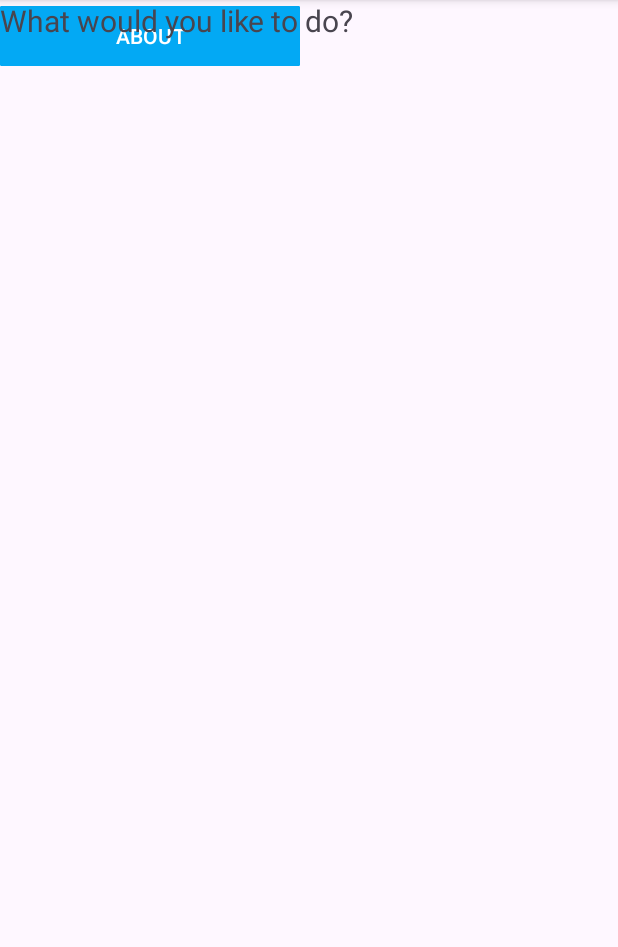
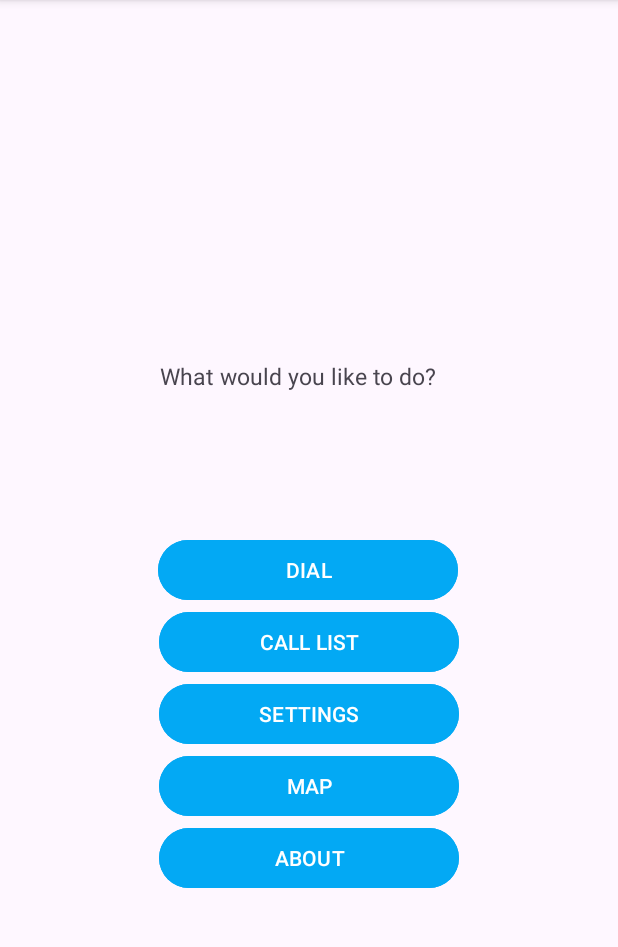
Before and after one commit to anvbackman/Programvaruteknik-DT031G-Labs, an Android app: the screen it shows after launch (MainActivity), on a phone screen of 412 x 824 dp, the part 96-1043 px from its top. Run offline under Robolectric (Android 15) with nearby library versions, the light colour scheme and no system bars.

Commit message:
Design progress3

```diff
--- a/app/src/main/res/layout-land/activity_main.xml
+++ b/app/src/main/res/layout-land/activity_main.xml
@@ -1,5 +1,5 @@
 <?xml version="1.0" encoding="utf-8"?>
-<RelativeLayout xmlns:android="http://schemas.android.com/apk/res/android"
+<androidx.constraintlayout.widget.ConstraintLayout xmlns:android="http://schemas.android.com/apk/res/android"
     xmlns:app="http://schemas.android.com/apk/res-auto"
     xmlns:tools="http://schemas.android.com/tools"
     android:id="@+id/MAIN"
@@ -19,86 +19,71 @@
 
     <Button
         android:id="@+id/DIAL"
-        android:layout_width="0dp"
+        android:layout_width="200dp"
         android:layout_height="wrap_content"
-        android:layout_alignParentStart="true"
-        android:layout_alignParentEnd="true"
-        android:layout_alignParentBottom="true"
-        android:layout_marginStart="130dp"
-        android:layout_marginEnd="415dp"
-        android:layout_marginBottom="165dp"
-        android:backgroundTint="#03A9F4"
+        android:backgroundTint="@color/action_bar"
         android:text="DIAL"
-        app:cornerRadius="2dp" />
+        app:layout_constraintBottom_toBottomOf="parent"
+        app:layout_constraintEnd_toEndOf="parent"
+        app:layout_constraintHorizontal_bias="0.31"
+        app:layout_constraintStart_toStartOf="parent"
+        app:layout_constraintTop_toTopOf="parent"
+        app:layout_constraintVertical_bias="0.501" />
 
     <Button
         android:id="@+id/CALL_LIST"
-        android:layout_width="0dp"
+        android:layout_width="200dp"
         android:layout_height="wrap_content"
-        android:layout_alignParentStart="true"
-        android:layout_alignParentEnd="true"
-        android:layout_alignParentBottom="true"
-        android:layout_marginEnd="130dp"
-        android:layout_marginStart="415dp"
-        android:layout_marginBottom="165dp"
-        android:backgroundTint="#03A9F4"
         android:text="CALL LIST"
-        app:cornerRadius="2dp" />
+        android:backgroundTint="@color/action_bar"
+        app:layout_constraintTop_toTopOf="@+id/DIAL"
+        app:layout_constraintEnd_toEndOf="parent"
+        app:layout_constraintStart_toEndOf="@id/DIAL" />
 
     <Button
         android:id="@+id/SETTINGS"
-        android:layout_width="0dp"
+        android:layout_width="200dp"
         android:layout_height="wrap_content"
-        android:layout_alignParentStart="true"
-        android:layout_alignParentEnd="true"
-        android:layout_alignParentBottom="true"
-        android:layout_marginStart="130dp"
-        android:layout_marginEnd="415dp"
-        android:layout_marginBottom="100dp"
-        app:cornerRadius="2dp"
-        android:backgroundTint="#03A9F4"
-        android:text="SETTINGS" />
+        android:backgroundTint="@color/action_bar"
+        android:text="SETTINGS"
+        app:layout_constraintEnd_toEndOf="parent"
+        app:layout_constraintHorizontal_bias="0.31"
+        app:layout_constraintStart_toStartOf="parent"
+        app:layout_constraintTop_toBottomOf="@+id/CALL_LIST" />
 
     <Button
         android:id="@+id/MAP"
-        android:layout_width="0dp"
+        android:layout_width="200dp"
         android:layout_height="wrap_content"
-        android:layout_alignParentStart="true"
-        android:layout_alignParentEnd="true"
-        android:layout_alignParentBottom="true"
-        android:layout_marginEnd="130dp"
-        android:layout_marginStart="415dp"
-        android:layout_marginBottom="100dp"
-        app:cornerRadius="2dp"
-        android:backgroundTint="#03A9F4"
-        android:text="MAP" />
+        android:backgroundTint="@color/action_bar"
+        android:text="MAP"
+        app:layout_constraintEnd_toEndOf="@id/CALL_LIST"
+        app:layout_constraintHorizontal_bias="0.546"
+        app:layout_constraintStart_toStartOf="@id/CALL_LIST"
+        app:layout_constraintTop_toBottomOf="@+id/CALL_LIST" />
 
     <Button
         android:id="@+id/ABOUT"
-        android:layout_width="0dp"
+        android:layout_width="200dp"
         android:layout_height="wrap_content"
-        android:layout_alignParentStart="true"
-        android:layout_alignParentEnd="true"
-        android:layout_alignParentBottom="true"
-        android:layout_marginEnd="285dp"
-        android:layout_marginStart="285dp"
-        android:layout_marginBottom="35dp"
-        android:backgroundTint="#03A9F4"
+        android:layout_marginEnd="156dp"
+        android:backgroundTint="@color/action_bar"
         android:text="ABOUT"
-        app:cornerRadius="2dp" />
+        app:layout_constraintEnd_toEndOf="@id/MAP"
+        tools:layout_editor_absoluteY="278dp" />
 
     <TextView
-        android:id="@+id/welcome_text_land"
-        android:layout_width="wrap_content"
+        android:id="@+id/welcome_text"
+        android:layout_width="200dp"
         android:layout_height="wrap_content"
-        android:layout_alignParentEnd="true"
-        android:layout_alignParentBottom="true"
-        android:layout_marginEnd="217dp"
-        android:layout_marginBottom="230dp"
+        android:layout_marginTop="140dp"
         android:text="@string/welcome_message"
-        android:textSize="25dp" />
+        android:textSize="15dp"
+        app:layout_constraintEnd_toEndOf="parent"
+        app:layout_constraintStart_toStartOf="parent"
+        app:layout_constraintTop_toTopOf="parent" />
 
-<!--    <ToggleButton-->
+    <!--    <ToggleButton-->
 <!--        android:id="@+id/toggleButton"-->
 <!--        android:layout_width="40dp"-->
 <!--        android:layout_height="40dp"-->
@@ -110,4 +95,4 @@
 <!--        android:textOff=""-->
 <!--        android:textOn="" />-->
 
-</RelativeLayout>
+</androidx.constraintlayout.widget.ConstraintLayout>
--- a/app/src/main/res/layout/activity_main.xml
+++ b/app/src/main/res/layout/activity_main.xml
@@ -21,70 +21,68 @@
         android:id="@+id/DIAL"
         android:layout_width="200dp"
         android:layout_height="wrap_content"
-
-        android:layout_alignParentTop="true"
-        android:layout_centerHorizontal="true"
-        android:layout_marginTop="300dp"
-        android:layout_marginBottom="5dp"
-        android:backgroundTint="#03A9F4"
         android:text="DIAL"
-        app:cornerRadius="2dp" />
+        android:backgroundTint="@color/action_bar"
+        app:layout_constraintBottom_toBottomOf="parent"
+        app:layout_constraintEnd_toEndOf="parent"
+        app:layout_constraintHorizontal_bias="0.497"
+        app:layout_constraintStart_toStartOf="parent"
+        app:layout_constraintTop_toTopOf="parent" />
 
     <Button
         android:id="@+id/CALL_LIST"
         android:layout_width="200dp"
         android:layout_height="wrap_content"
-        android:layout_below="@id/DIAL"
-        android:layout_centerInParent="true"
-        android:layout_marginBottom="5dp"
-        android:backgroundTint="#03A9F4"
         android:text="CALL LIST"
-        app:cornerRadius="2dp" />
+        android:backgroundTint="@color/action_bar"
+        app:layout_constraintTop_toBottomOf="@+id/DIAL"
+        app:layout_constraintEnd_toEndOf="parent"
+        app:layout_constraintStart_toStartOf="parent" />
 
     <Button
         android:id="@+id/SETTINGS"
         android:layout_width="200dp"
         android:layout_height="wrap_content"
-        android:layout_below="@id/CALL_LIST"
-        android:layout_marginBottom="5dp"
-        android:layout_centerInParent="true"
-        android:backgroundTint="#03A9F4"
         android:text="SETTINGS"
-        app:cornerRadius="2dp" />
+        android:backgroundTint="@color/action_bar"
+        app:layout_constraintTop_toBottomOf="@+id/CALL_LIST"
+        app:layout_constraintEnd_toEndOf="parent"
+        app:layout_constraintStart_toStartOf="parent" />
 
     <Button
         android:id="@+id/MAP"
         android:layout_width="200dp"
         android:layout_height="wrap_content"
-        android:layout_below="@id/SETTINGS"
-        android:layout_centerInParent="true"
-        android:backgroundTint="#03A9F4"
-        android:layout_marginBottom="5dp"
         android:text="MAP"
-        app:cornerRadius="2dp" />
+        android:backgroundTint="@color/action_bar"
+        app:layout_constraintTop_toBottomOf="@+id/SETTINGS"
+        app:layout_constraintEnd_toEndOf="@+id/SETTINGS"
+        app:layout_constraintStart_toStartOf="@id/SETTINGS" />
 
     <Button
         android:id="@+id/ABOUT"
         android:layout_width="200dp"
         android:layout_height="wrap_content"
-        android:layout_below="@id/MAP"
-        android:layout_centerInParent="true"
-        android:backgroundTint="#03A9F4"
         android:text="ABOUT"
-        app:cornerRadius="2dp" />
+        android:backgroundTint="@color/action_bar"
+        app:layout_constraintTop_toBottomOf="@+id/MAP"
+        app:layout_constraintEnd_toEndOf="@+id/MAP"
+        app:layout_constraintStart_toStartOf="@id/MAP"
+         />
 
     <TextView
         android:id="@+id/welcome_text"
-        android:layout_width="wrap_content"
+        android:layout_width="200dp"
         android:layout_height="wrap_content"
-        android:layout_alignParentEnd="true"
-        android:layout_alignParentBottom="true"
-        android:layout_marginEnd="85dp"
-        android:layout_marginBottom="483dp"
+        android:layout_marginTop="240dp"
         android:text="@string/welcome_message"
-        android:textSize="20dp" />
+        android:textSize="15dp"
+        app:layout_constraintEnd_toEndOf="parent"
+        app:layout_constraintHorizontal_bias="0.502"
+        app:layout_constraintStart_toStartOf="parent"
+        app:layout_constraintTop_toTopOf="parent" />
 
-<!--    <ToggleButton-->
+    <!--    <ToggleButton-->
 <!--        android:id="@+id/toggleButton"-->
 <!--        android:layout_width="40dp"-->
 <!--        android:layout_height="40dp"-->
```
